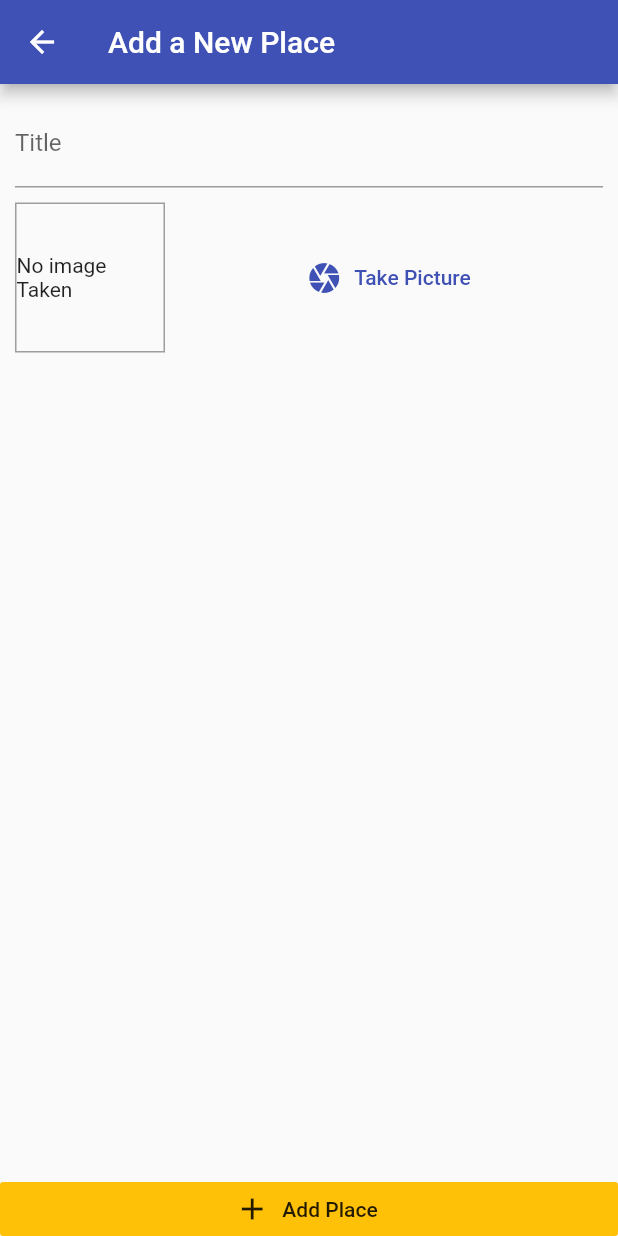
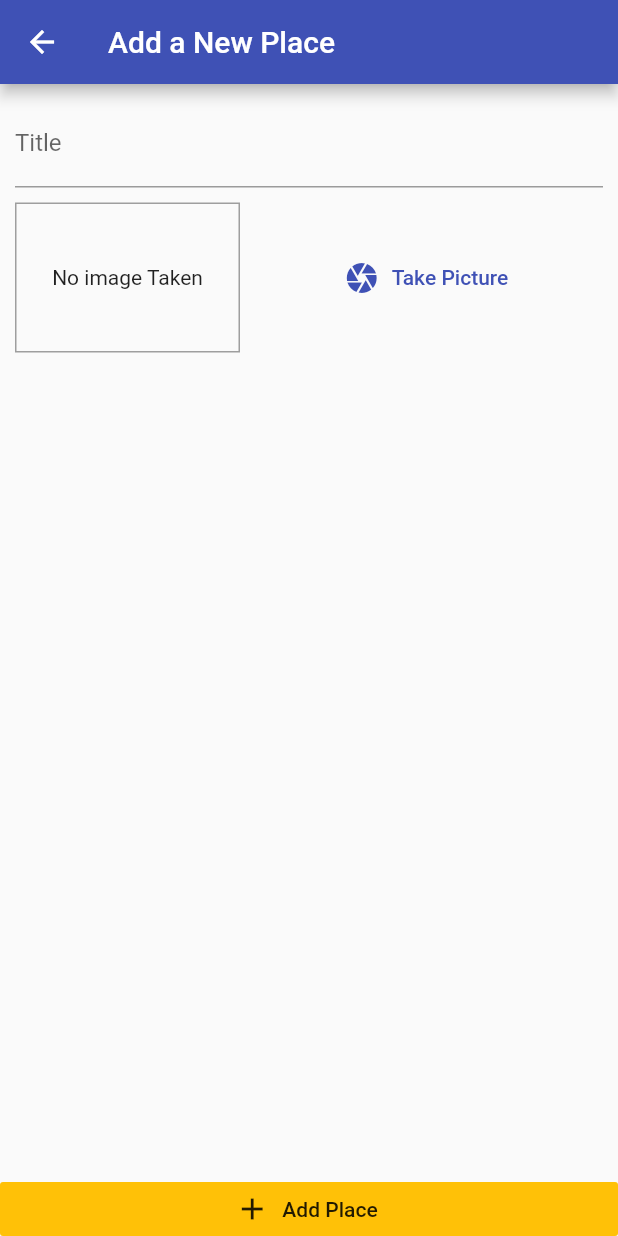
Before and after one commit to alabobriggs/flutter_great_places_app, a Flutter app: the AddPlaceScreen screen opened by its route, on a phone screen of 412 x 824 dp. Run offline on Flutter 3.47's test engine with Material 2 defaults, Android fonts, the phone set to English and light mode, and no system bars.

Commit message:
render text if no image

```diff
--- a/lib/widgets/image_input.dart
+++ b/lib/widgets/image_input.dart
@@ -14,7 +14,7 @@ class _ImageInputState extends State<ImageInput> {
     return Row(
       children: <Widget>[
         Container(
-          width: 100,
+          width: 150,
           height: 100,
           decoration: BoxDecoration(
             border: Border.all(width: 1, color: Colors.grey),
@@ -25,7 +25,10 @@ class _ImageInputState extends State<ImageInput> {
                   fit: BoxFit.cover,
                   width: double.infinity,
                 )
-              : Text('No image Taken'),
+              : Text(
+                  'No image Taken',
+                  textAlign: TextAlign.center,
+                ),
           alignment: Alignment.center,
         ),
         SizedBox(
@@ -36,7 +39,7 @@ class _ImageInputState extends State<ImageInput> {
             icon: Icon(Icons.camera),
             label: Text("Take Picture"),
             textColor: Theme.of(context).primaryColor,
-            onPressed: null,
+            onPressed: () {},
           ),
         ),
       ],
```
